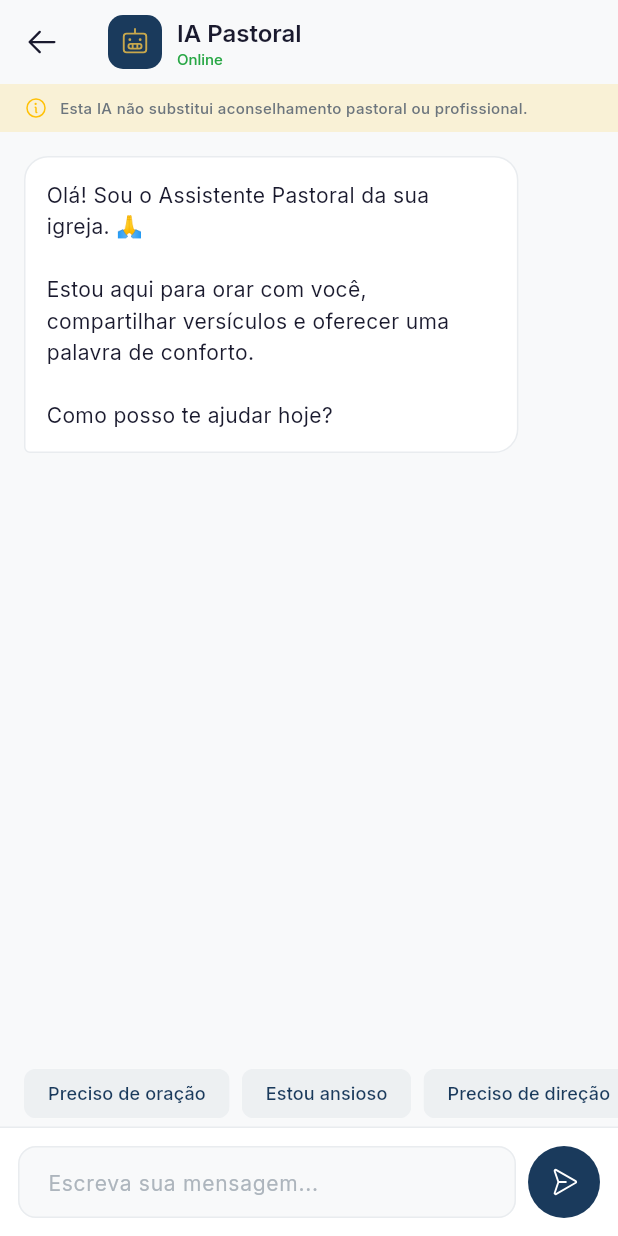
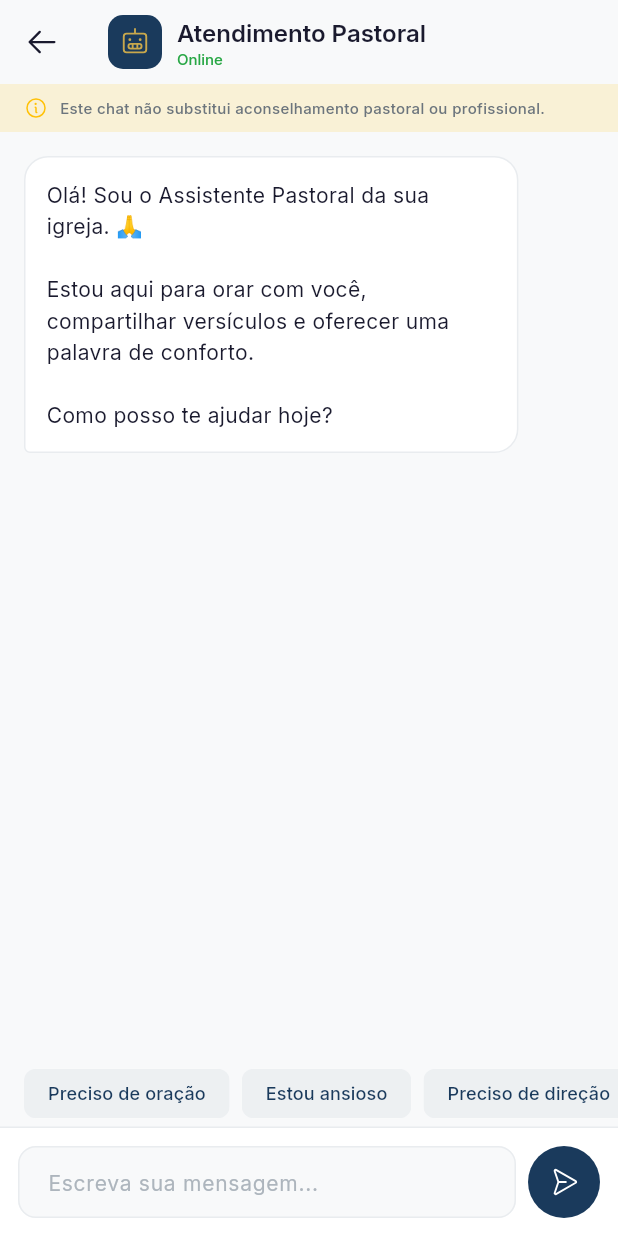
Before and after one commit to marceloterra73/ministerio-digital, a Flutter app: the IaPastoralScreen screen opened by its route, on a phone screen of 412 x 824 dp. Run offline on Flutter 3.47's test engine with Material 3 defaults, Android fonts, the phone set to English and light mode, and no system bars; our stand-ins replace flutter_riverpod, go_router, google_fonts, phosphor_flutter, share_plus, sqflite and 1 more; accounts and stored records are empty.

Commit message:
Renomear IA Pastoral para Atendimento Pastoral

```diff
--- a/lib/core/config/app_config.dart
+++ b/lib/core/config/app_config.dart
@@ -5,7 +5,7 @@ class AppConfig {
   static const String supabaseUrl = 'SUA_URL_SUPABASE';
   static const String supabaseAnonKey = 'SUA_ANON_KEY_SUPABASE';
 
-  // OpenAI - para IA Pastoral (opcional)
+  // OpenAI - para Atendimento Pastoral (opcional)
   static const String openaiApiKey = 'SUA_OPENAI_API_KEY';
 
   // YouTube Channel ID
--- a/lib/core/constants/app_constants.dart
+++ b/lib/core/constants/app_constants.dart
@@ -53,7 +53,7 @@ class AppRoutes {
   static const String testemunhos = '/comunidade/testemunhos';
   static const String desafios = '/comunidade/desafios';
   static const String desafioDetalhe = '/comunidade/desafios/:id';
-  static const String iaPastoral = '/ia-pastoral';
+  static const String atendimentoPastoral = '/atendimento-pastoral';
   static const String perfil = '/perfil';
   static const String favoritos = '/favoritos';
   static const String configuracoes = '/configuracoes';
--- a/lib/core/routing/app_router.dart
+++ b/lib/core/routing/app_router.dart
@@ -149,7 +149,7 @@ final appRouterProvider = Provider<GoRouter>((ref) {
         builder: (context, state) => const RadioScreen(),
       ),
       GoRoute(
-        path: AppRoutes.iaPastoral,
+        path: AppRoutes.atendimentoPastoral,
         builder: (context, state) => const IaPastoralScreen(),
       ),
       GoRoute(
--- a/lib/features/ia_pastoral/presentation/ia_pastoral_screen.dart
+++ b/lib/features/ia_pastoral/presentation/ia_pastoral_screen.dart
@@ -111,7 +111,7 @@ class _IaPastoralScreenState extends ConsumerState<IaPastoralScreen> {
               crossAxisAlignment: CrossAxisAlignment.start,
               children: [
                 Text(
-                  'IA Pastoral',
+                  'Atendimento Pastoral',
                   style: AppTypography.subtitle2.copyWith(fontSize: 16),
                 ),
                 Text(
@@ -138,7 +138,7 @@ class _IaPastoralScreenState extends ConsumerState<IaPastoralScreen> {
                 const SizedBox(width: 8),
                 Expanded(
                   child: Text(
-                    'Esta IA não substitui aconselhamento pastoral ou profissional.',
+                    'Este chat não substitui aconselhamento pastoral ou profissional.',
                     style: AppTypography.labelSmall.copyWith(
                       color: AppColors.textSecondary,
                     ),
--- a/lib/features/perfil/presentation/perfil_screen.dart
+++ b/lib/features/perfil/presentation/perfil_screen.dart
@@ -120,8 +120,8 @@ class PerfilScreen extends ConsumerWidget {
                 _buildMenuItem(
                   context,
                   icon: PhosphorIcons.chatCircle(),
-                  title: 'IA Pastoral',
-                  onTap: () => context.push('/ia-pastoral'),
+                  title: 'Atendimento Pastoral',
+                  onTap: () => context.push('/atendimento-pastoral'),
                 ),
                 _buildMenuItem(
                   context,
```
Also changed, not shown: lib/main.dart (+8 -5 lines).
